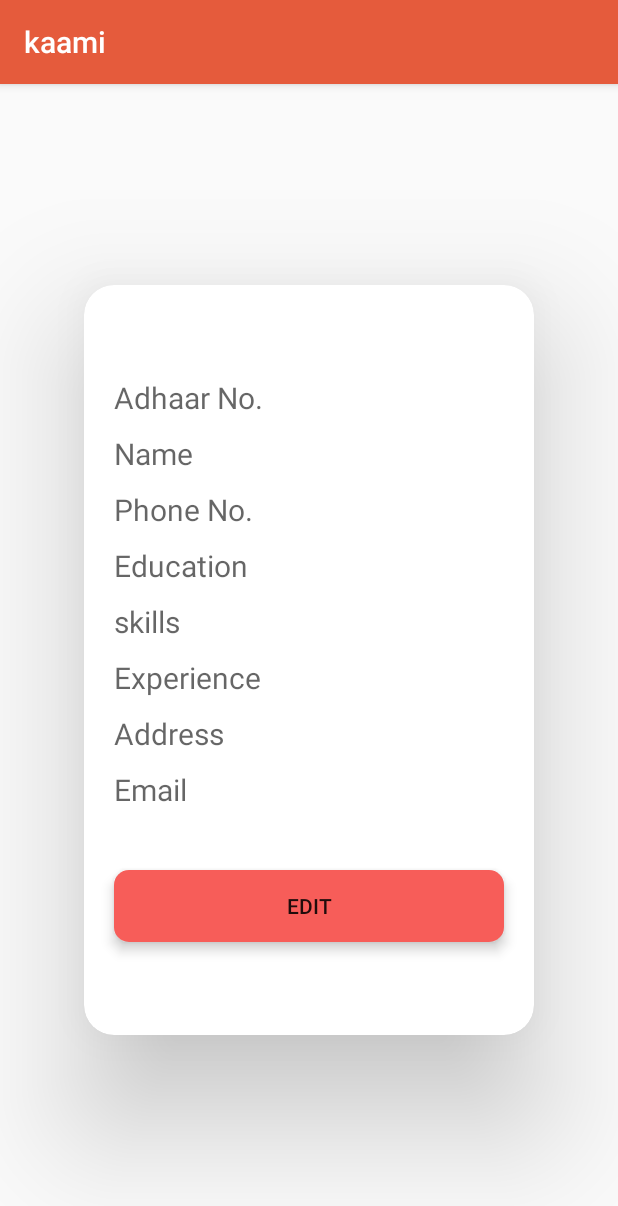
After one commit to gauravlodhi41/MobileApp_Kaami, an Android app: the fragment ProfileFragment shown on its own in the app's theme, on a phone screen of 412 x 824 dp. The commit adds this screen. Shown: the top 1206 px of the screen. Run offline under Robolectric (Android 15) with nearby library versions, the phone set to English and light mode, and no system bars; our stand-ins replace Firebase (no records; nobody signed in at launch, a user with empty details on screens opened directly).

Commit message:
Added profile feature and google map

```diff
--- a/app/build.gradle
+++ b/app/build.gradle
@@ -28,6 +28,8 @@ dependencies {
     implementation fileTree(dir: 'libs', include: ['*.jar'])
 
     implementation 'com.github.bumptech.glide:glide:4.9.0'
+    implementation 'com.google.android.gms:play-services-maps:17.0.0'
+    implementation 'com.google.firebase:firebase-database:16.0.4'
     annotationProcessor 'com.github.bumptech.glide:compiler:4.9.0'
 
     implementation 'androidx.appcompat:appcompat:1.1.0'
--- a/app/src/main/java/com/company/kaami/activity/MainActivity.java
+++ b/app/src/main/java/com/company/kaami/activity/MainActivity.java
@@ -104,6 +104,9 @@ public class MainActivity extends AppCompatActivity {
             startActivity(new Intent(MainActivity.this,LoginAndSignupActivity.class));
             finish();
         }
+        if(id1==R.id.action_googlemap){
+            startActivity(new Intent(MainActivity.this,MainActivity.class));
+        }
 
         return super.onOptionsItemSelected(item);
 
--- /dev/null
+++ b/app/src/main/java/com/company/kaami/activity/ui/profile/ProfileFragment.java
@@ -0,0 +1,154 @@
+package com.company.kaami.activity.ui.profile;
+
+import android.os.Bundle;
+import android.view.LayoutInflater;
+import android.view.View;
+import android.view.ViewGroup;
+import android.widget.Button;
+import android.widget.EditText;
+import android.widget.LinearLayout;
+import android.widget.TextView;
+import android.widget.Toast;
+
+import androidx.annotation.NonNull;
+import androidx.annotation.Nullable;
+import androidx.fragment.app.Fragment;
+import androidx.lifecycle.Observer;
+import androidx.lifecycle.ViewModelProviders;
+
+import com.company.kaami.R;
+import com.company.kaami.database.ProfileFeatures;
+import com.google.firebase.auth.FirebaseAuth;
+import com.google.firebase.auth.FirebaseUser;
+import com.google.firebase.database.DataSnapshot;
+import com.google.firebase.database.DatabaseError;
+import com.google.firebase.database.DatabaseReference;
+import com.google.firebase.database.FirebaseDatabase;
+import com.google.firebase.database.ValueEventListener;
+
+
+public class ProfileFragment extends Fragment {
+
+    private FirebaseDatabase database = FirebaseDatabase.getInstance();
+    private DatabaseReference myRef = database.getReference("profile");
+    private FirebaseUser user;
+
+    private ProfileFeatures profileFeatures;
+
+    private ProfileViewModel profileViewModel;
+    private LinearLayout textLinearView,editLinearText;
+    private Button edittextbt,updatetextbt;
+    private EditText adhaaredittext,nameedittext,phonenoedittext,educationedittext,skillsedittext,experienceedittext,addressedittext,emailedittext,passwordedittext;
+    private TextView adhaartext,nametext,phonenotext,educationtext,skillstext,experiencetext,addresstext,emailtext;
+
+    public View onCreateView(@NonNull LayoutInflater inflater,
+                             ViewGroup container, Bundle savedInstanceState) {
+        profileViewModel =
+                ViewModelProviders.of(this).get(ProfileViewModel.class);
+        View root = inflater.inflate(R.layout.fragment_profile, container, false);
+
+
+        user = FirebaseAuth.getInstance().getCurrentUser();
+
+        textLinearView=root.findViewById(R.id.linearlayouttext);
+        editLinearText=root.findViewById(R.id.linearlayoutedit);
+        adhaartext=root.findViewById(R.id.adhaartext);
+        nametext=root.findViewById(R.id.nameid);
+        phonenotext=root.findViewById(R.id.phonenoid);
+        educationtext=root.findViewById(R.id.educationid);
+        skillstext=root.findViewById(R.id.skillsid);
+        experiencetext=root.findViewById(R.id.experienceid);
+        addresstext=root.findViewById(R.id.addressid);
+        emailtext=root.findViewById(R.id.emailid);
+
+        adhaaredittext=root.findViewById(R.id.adhaaredittext);
+        nameedittext=root.findViewById(R.id.nameeditid);
+        phonenoedittext=root.findViewById(R.id.phonenoeditid);
+        educationedittext=root.findViewById(R.id.educationeditid);
+        skillsedittext=root.findViewById(R.id.skillseditid);
+        experienceedittext=root.findViewById(R.id.experienceeditid);
+        addressedittext=root.findViewById(R.id.addresseditid);
+        emailedittext=root.findViewById(R.id.emaileditid);
+        passwordedittext=root.findViewById(R.id.passwordeditid);
+
+        updatetextbt=root.findViewById(R.id.updatedid);
+        edittextbt=root.findViewById(R.id.editprofilebtid);
+
+        updatetextbt.setOnClickListener(new View.OnClickListener() {
+            @Override
+            public void onClick(View v) {
+                updateFirebase();
+                textLinearView.setVisibility(View.VISIBLE);
+                editLinearText.setVisibility(View.INVISIBLE);
+            }
+        });
+
+        edittextbt.setOnClickListener(new View.OnClickListener() {
+            @Override
+            public void onClick(View v) {
+                textLinearView.setVisibility(View.INVISIBLE);
+                editLinearText.setVisibility(View.VISIBLE);
+            }
+        });
+
+        textLinearView.setVisibility(View.VISIBLE);
+        editLinearText.setVisibility(View.INVISIBLE);
+
+        getFromFirebase();
+        profileViewModel.getText().observe(getViewLifecycleOwner(), new Observer<String>() {
+            @Override
+            public void onChanged(@Nullable String s) {
+             //   textView.setText(s);
+            }
+        });
+        return root;
+    }
+
+    private void getFromFirebase() {
+        myRef.child(user.getEmail()).addValueEventListener(new ValueEventListener(){
+            @Override
+            public void onDataChange(@NonNull DataSnapshot dataSnapshot) {
+                profileFeatures=dataSnapshot.getValue(ProfileFeatures.class);
+                inflateText();
+            }
+
+            @Override
+            public void onCancelled(@NonNull DatabaseError databaseError) {
+
+            }
+        });
+    }
+
+    private void updateFirebase(){
+        String aadhar=adhaaredittext.getText().toString();
+        String name=nameedittext.getText().toString();
+        String phone=phonenoedittext.getText().toString();
+        String education=educationedittext.getText().toString();
+        String skills=skillsedittext.getText().toString();
+        String experience=experienceedittext.getText().toString();
+        String address=addressedittext.getText().toString();
+        String email=emailedittext.getText().toString();
+        String password=passwordedittext.getText().toString();
+        if(aadhar.isEmpty() || name.isEmpty() || phone.isEmpty() || education.isEmpty() || skills.isEmpty() || experience.isEmpty() ||
+            address.isEmpty() || email.isEmpty() || password.isEmpty()){
+            Toast.makeText(getContext(),"Please Fill All Details.",Toast.LENGTH_LONG).show();
+        }
+        else {
+            profileFeatures = new ProfileFeatures(aadhar, name, phone, education, skills, experience, address, email, password);
+            myRef.child(user.getEmail()).setValue(profileFeatures);
+        }
+    }
+
+    private void inflateText(){
+        if(profileFeatures!=null) {
+            adhaartext.setText(profileFeatures.getAadharno());
+            nametext.setText(profileFeatures.getName());
+            phonenotext.setText(profileFeatures.getPhoneno());
+            educationtext.setText(profileFeatures.getEducation());
+            skillstext.setText(profileFeatures.getSkills());
+            experiencetext.setText(profileFeatures.getExperience());
+            addresstext.setText(profileFeatures.getAddress());
+            emailtext.setText(profileFeatures.getEmail());
+        }
+    }
+}
--- a/app/src/main/java/com/company/kaami/activity/ui/slideshow/SlideshowViewModel.java
+++ b/app/src/main/java/com/company/kaami/activity/ui/profile/ProfileViewModel.java
@@ -1,16 +1,16 @@
-package com.company.kaami.activity.ui.slideshow;
+package com.company.kaami.activity.ui.profile;
 
 import androidx.lifecycle.LiveData;
 import androidx.lifecycle.MutableLiveData;
 import androidx.lifecycle.ViewModel;
 
-public class SlideshowViewModel extends ViewModel {
+public class ProfileViewModel extends ViewModel {
 
     private MutableLiveData<String> mText;
 
-    public SlideshowViewModel() {
+    public ProfileViewModel() {
         mText = new MutableLiveData<>();
-        mText.setValue("This is slideshow fragment");
+        mText.setValue("This is gallery fragment");
     }
 
     public LiveData<String> getText() {
--- /dev/null
+++ b/app/src/main/res/layout/fragment_profile.xml
@@ -0,0 +1,245 @@
+<?xml version="1.0" encoding="utf-8"?>
+<RelativeLayout xmlns:android="http://schemas.android.com/apk/res/android"
+    xmlns:app="http://schemas.android.com/apk/res-auto"
+    xmlns:tools="http://schemas.android.com/tools"
+    android:layout_width="match_parent"
+    android:layout_height="match_parent"
+    tools:context=".activity.ui.profile.ProfileFragment">
+
+    <LinearLayout
+        android:visibility="invisible"
+        android:gravity="center"
+        android:layout_width="match_parent"
+        android:layout_height="match_parent"
+        android:id="@+id/linearlayouttext"
+        android:orientation="vertical">
+        <androidx.cardview.widget.CardView
+            android:layout_width="300dp"
+            android:layout_height="500dp"
+            app:cardCornerRadius="20dp"
+            app:cardElevation="50dp"
+            >
+            <LinearLayout
+                android:gravity="center"
+                android:orientation="vertical"
+                android:layout_width="match_parent"
+                android:layout_height="match_parent">
+                <TextView
+                    android:layout_marginHorizontal="20dp"
+                    android:layout_gravity="center"
+                    android:textSize="20dp"
+                    android:layout_width="match_parent"
+                    android:layout_height="wrap_content"
+                    android:hint="Adhaar No."
+                    android:id="@+id/adhaartext"/>
+
+                <TextView
+                    android:layout_marginTop="10dp"
+                    android:layout_marginHorizontal="20dp"
+                    android:layout_gravity="center"
+                    android:textSize="20dp"
+                    android:layout_width="match_parent"
+                    android:layout_height="wrap_content"
+                    android:hint="Name"
+                    android:id="@+id/nameid"/>
+
+                <TextView
+                    android:layout_marginTop="10dp"
+                    android:layout_marginHorizontal="20dp"
+                    android:layout_gravity="center"
+                    android:textSize="20dp"
+                    android:layout_width="match_parent"
+                    android:layout_height="wrap_content"
+                    android:hint="Phone No."
+                    android:id="@+id/phonenoid"/>
+
+                <TextView
+                    android:layout_marginTop="10dp"
+                    android:layout_marginHorizontal="20dp"
+                    android:layout_gravity="center"
+                    android:textSize="20dp"
+                    android:layout_width="match_parent"
+                    android:layout_height="wrap_content"
+                    android:hint="Education"
+                    android:id="@+id/educationid"/>
+
+                <TextView
+                    android:layout_marginTop="10dp"
+                    android:layout_marginHorizontal="20dp"
+                    android:layout_gravity="center"
+                    android:textSize="20dp"
+                    android:layout_width="match_parent"
+                    android:layout_height="wrap_content"
+                    android:hint="skills"
+                    android:id="@+id/skillsid"/>
+
+                <TextView
+                    android:layout_marginTop="10dp"
+                    android:layout_marginHorizontal="20dp"
+                    android:layout_gravity="center"
+                    android:textSize="20dp"
+                    android:layout_width="match_parent"
+                    android:layout_height="wrap_content"
+                    android:hint="Experience"
+                    android:id="@+id/experienceid"/>
+
+                <TextView
+                    android:layout_marginTop="10dp"
+                    android:layout_marginHorizontal="20dp"
+                    android:layout_gravity="center"
+                    android:textSize="20dp"
+                    android:layout_width="match_parent"
+                    android:layout_height="wrap_content"
+                    android:hint="Address"
+                    android:id="@+id/addressid"/>
+
+                <TextView
+                    android:layout_marginTop="10dp"
+                    android:layout_marginHorizontal="20dp"
+                    android:layout_gravity="center"
+                    android:textSize="20dp"
+                    android:layout_width="match_parent"
+                    android:layout_height="wrap_content"
+                    android:hint="Email"
+                    android:id="@+id/emailid"/>
+                <androidx.cardview.widget.CardView
+                    android:layout_marginTop="40dp"
+                    android:layout_marginHorizontal="20dp"
+                    android:layout_width="match_parent"
+                    android:layout_height="wrap_content"
+                    app:cardElevation="5dp"
+                    android:fadingEdgeLength="5dp"
+                    app:cardCornerRadius="10dp">
+                    <Button
+                        android:id="@+id/editprofilebtid"
+                        android:background="@color/colorAccent"
+                        android:layout_width="match_parent"
+                        android:layout_height="wrap_content"
+                        android:text="Edit"
+                        />
+                </androidx.cardview.widget.CardView>
+            </LinearLayout>
+
+
+        </androidx.cardview.widget.CardView>
+
+    </LinearLayout>
+
+    <LinearLayout
+        android:visibility="visible"
+        android:gravity="center"
+        android:layout_width="match_parent"
+        android:layout_height="match_parent"
+        android:id="@+id/linearlayoutedit"
+        android:orientation="vertical">
+        <EditText
+            android:layout_marginHorizontal="20dp"
+            android:layout_gravity="center"
+            android:textSize="20dp"
+            android:inputType="number"
+            android:layout_width="match_parent"
+            android:layout_height="wrap_content"
+            android:hint="Adhaar No."
+            android:id="@+id/adhaaredittext"/>
+
+        <EditText
+            android:layout_marginTop="10dp"
+            android:layout_marginHorizontal="20dp"
+            android:layout_gravity="center"
+            android:textSize="20dp"
+            android:layout_width="match_parent"
+            android:layout_height="wrap_content"
+            android:hint="Name"
+            android:id="@+id/nameeditid"/>
+
+        <EditText
+            android:layout_marginTop="10dp"
+            android:layout_marginHorizontal="20dp"
+            android:layout_gravity="center"
+            android:textSize="20dp"
+            android:inputType="number"
+            android:layout_width="match_parent"
+            android:layout_height="wrap_content"
+            android:hint="Phone No."
+            android:id="@+id/phonenoeditid"/>
+
+        <EditText
+            android:layout_marginTop="10dp"
+            android:layout_marginHorizontal="20dp"
+            android:layout_gravity="center"
+            android:textSize="20dp"
+            android:layout_width="match_parent"
+            android:layout_height="wrap_content"
+            android:hint="Education"
+            android:id="@+id/educationeditid"/>
+
+        <EditText
+            android:layout_marginTop="10dp"
+            android:layout_marginHorizontal="20dp"
+            android:layout_gravity="center"
+            android:textSize="20dp"
+            android:layout_width="match_parent"
+            android:layout_height="wrap_content"
+            android:hint="skills"
+            android:id="@+id/skillseditid"/>
+
+        <EditText
+            android:layout_marginTop="10dp"
+            android:layout_marginHorizontal="20dp"
+            android:layout_gravity="center"
+            android:textSize="20dp"
+            android:layout_width="match_parent"
+            android:layout_height="wrap_content"
+            android:hint="Experience"
+            android:id="@+id/experienceeditid"/>
+
+        <EditText
+            android:layout_marginTop="10dp"
+            android:layout_marginHorizontal="20dp"
+            android:layout_gravity="center"
+            android:textSize="20dp"
+            android:layout_width="match_parent"
+            android:layout_height="wrap_content"
+            android:hint="Address"
+            android:id="@+id/addresseditid"/>
+
+        <EditText
+            android:layout_marginTop="10dp"
+            android:layout_marginHorizontal="20dp"
+            android:layout_gravity="center"
+            android:textSize="20dp"
+            android:inputType="textEmailAddress"
+            android:layout_width="match_parent"
+            android:layout_height="wrap_content"
+            android:hint="Email"
+            android:id="@+id/emaileditid"/>
+        <EditText
+            android:layout_marginTop="10dp"
+            android:layout_marginHorizontal="20dp"
+            android:layout_gravity="center"
+            android:inputType="textPassword"
+            android:textSize="20dp"
+            android:layout_width="match_parent"
+            android:layout_height="wrap_content"
+            android:hint="Password"
+            android:id="@+id/passwordeditid"/>
+        <androidx.cardview.widget.CardView
+            android:layout_marginTop="40dp"
+            android:layout_marginHorizontal="20dp"
+            android:layout_width="match_parent"
+            android:layout_height="wrap_content"
+            app:cardElevation="5dp"
+            android:fadingEdgeLength="5dp"
+            app:cardCornerRadius="10dp">
+            <Button
+                android:id="@+id/updatedid"
+                android:background="@color/colorAccent"
+                android:layout_width="match_parent"
+                android:layout_height="wrap_content"
+                android:text="Update"
+                />
+        </androidx.cardview.widget.CardView>
+
+    </LinearLayout>
+
+</RelativeLayout>
--- a/app/src/main/res/layout/fragment_slideshow.xml
+++ b/app/src/main/res/layout/fragment_slideshow.xml
@@ -4,7 +4,7 @@
     xmlns:tools="http://schemas.android.com/tools"
     android:layout_width="match_parent"
     android:layout_height="match_parent"
-    tools:context=".activity.ui.slideshow.SlideshowFragment">
+    tools:context=".activity.ui.slideshow.GoogleMapFragment">
 
     <TextView
         android:id="@+id/text_slideshow"
--- a/app/src/main/res/navigation/mobile_navigation.xml
+++ b/app/src/main/res/navigation/mobile_navigation.xml
@@ -31,13 +31,13 @@
 
     <fragment
         android:id="@+id/nav_gallery"
-        android:name="com.company.kaami.activity.ui.gallery.GalleryFragment"
+        android:name="com.company.kaami.activity.ui.profile.ProfileFragment"
         android:label="@string/menu_gallery"
-        tools:layout="@layout/fragment_gallery" />
+        tools:layout="@layout/fragment_profile" />
 
     <fragment
         android:id="@+id/nav_slideshow"
-        android:name="com.company.kaami.activity.ui.slideshow.SlideshowFragment"
+        android:name="com.company.kaami.activity.ui.slideshow.GoogleMapFragment"
         android:label="@string/menu_slideshow"
         tools:layout="@layout/fragment_slideshow" />
 </navigation>
--- a/app/src/main/res/values/strings.xml
+++ b/app/src/main/res/values/strings.xml
@@ -12,8 +12,9 @@
     <string name="action_settings">Settings</string>
 
     <string name="menu_home">Home</string>
-    <string name="menu_gallery">Gallery</string>
+    <string name="menu_gallery">Profile</string>
     <string name="menu_slideshow">Slideshow</string>
 
     <string name="home_second">Home Second</string>
+    <string name="title_activity_maps">Map</string>
 </resources>
```
Also changed, not shown: app/src/debug/res/values/google_maps_api.xml (added, +24 -0 lines), app/src/main/AndroidManifest.xml (+23 -4 lines), app/src/main/java/com/company/kaami/activity/MapsActivity.java (added, +62 -0 lines), app/src/main/java/com/company/kaami/activity/ui/slideshow/GoogleMapFragment.java (renamed from app/src/main/java/com/company/kaami/activity/ui/gallery/GalleryFragment.java, +8 -8 lines), app/src/main/java/com/company/kaami/activity/ui/slideshow/GoogleMapViewModel.java (renamed from app/src/main/java/com/company/kaami/activity/ui/gallery/GalleryViewModel.java, +4 -4 lines), app/src/main/java/com/company/kaami/activity/ui/slideshow/SlideshowFragment.java (deleted, +0 -36 lines), app/src/main/java/com/company/kaami/database/ProfileFeatures.java (added, +89 -0 lines), app/src/main/res/layout/activity_maps.xml (added, +9 -0 lines), app/src/main/res/layout/fragment_gallery.xml (deleted, +0 -22 lines), app/src/main/res/menu/main_screen.xml (+11 -5 lines), 1 other file.
